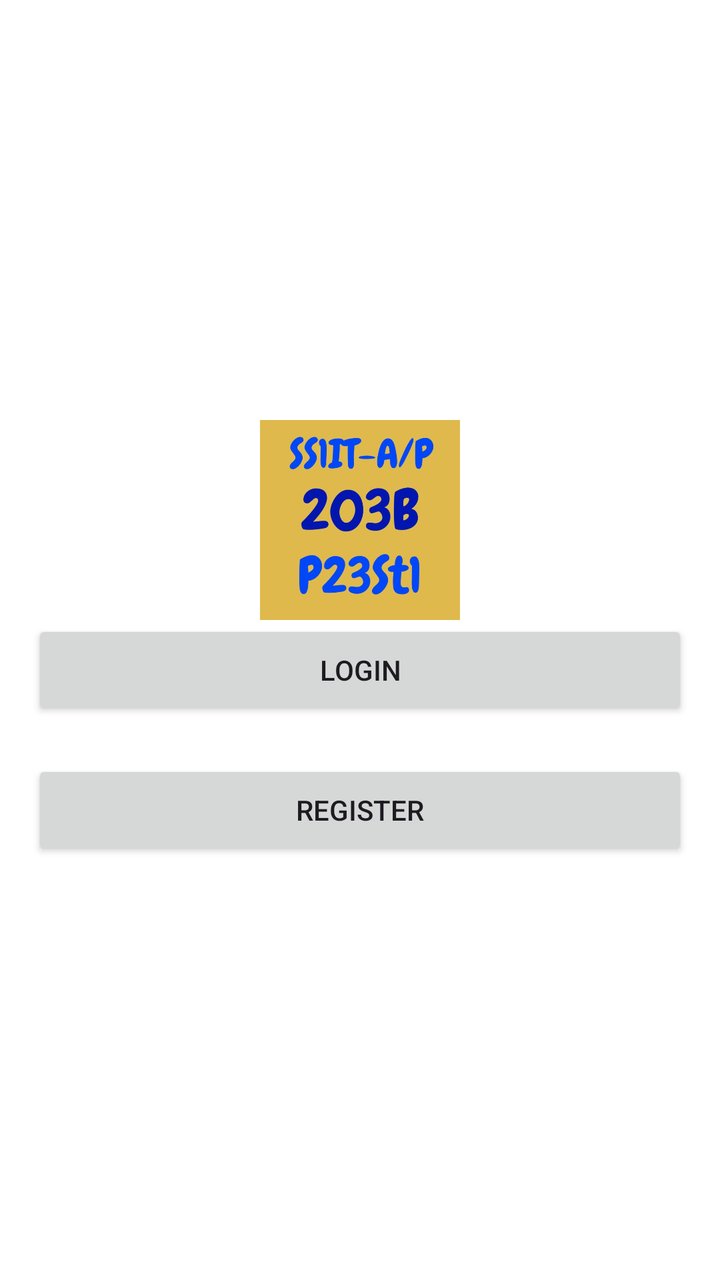
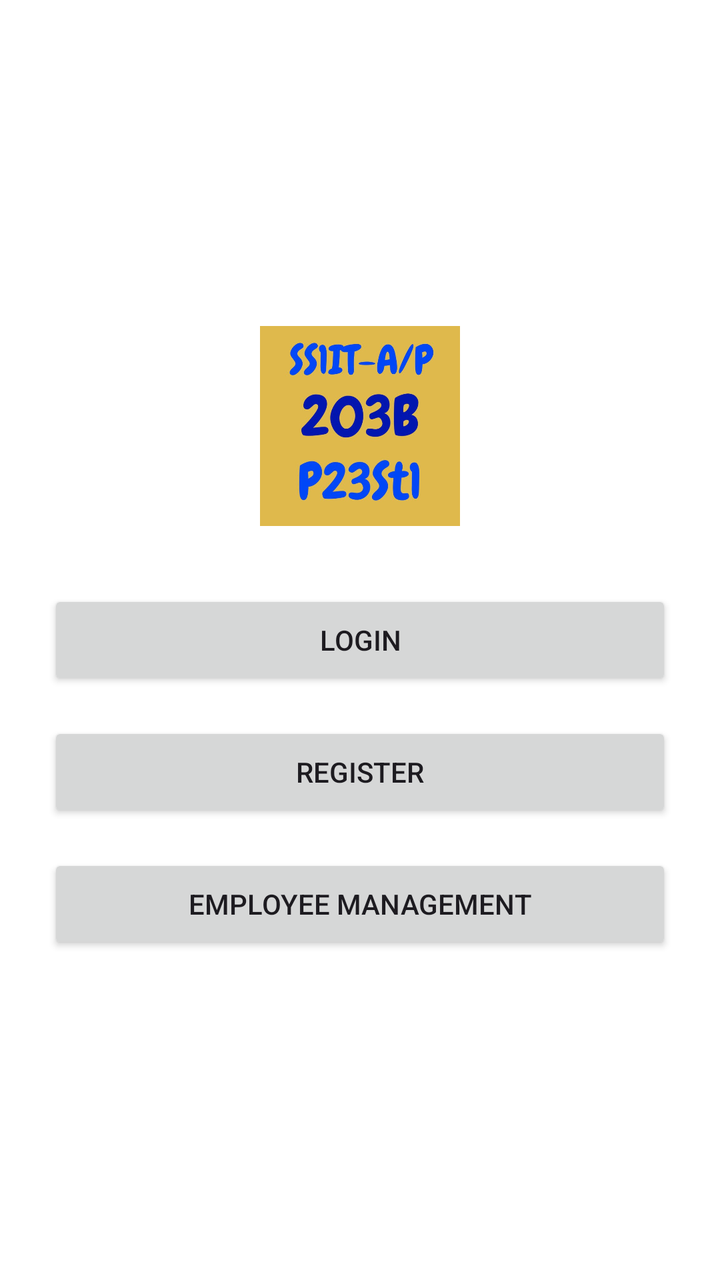

Before-and-after screenshots of an Android layout around one commit, followed by the original layout XML and the change that was made.
<!-- AndroidManifest.xml: application theme Theme.FirstStartAndroid -->
<!-- res/layout/activity_main.xml -->
<?xml version="1.0" encoding="utf-8"?>
<LinearLayout xmlns:android="http://schemas.android.com/apk/res/android"
    xmlns:app="http://schemas.android.com/apk/res-auto"
    xmlns:tools="http://schemas.android.com/tools"
    android:id="@+id/main"
    android:layout_width="match_parent"
    android:layout_height="match_parent"
    android:orientation="vertical"
    android:gravity="center"
    android:background="#FFFFFF"
    tools:context=".MainActivity">
    <ImageView
        android:src="@drawable/ss1it"
        android:layout_width="100dp"
        android:layout_height="100dp"/>
    <Button
        android:id="@+id/btnLogin"
        android:layout_marginLeft="16dp"
        android:layout_marginRight="16dp"
        android:text="Login"
        android:layout_width="match_parent"
        android:layout_height="50dp"/>
    <Button
        android:id="@+id/btnRegister"
        android:layout_marginTop="20dp"
        android:layout_marginLeft="16dp"
        android:layout_marginRight="16dp"
        android:text="Register"
        android:layout_width="match_parent"
        android:layout_height="50dp"/>










</LinearLayout>
<!-- resources referenced by this layout -->
<resources>
  <!-- drawable ss1it: jpg bitmap (drawable, 46371 bytes) -->
  <style name="Theme.FirstStartAndroid" parent="Base.Theme.FirstStartAndroid" />
  <style name="Base.Theme.FirstStartAndroid" parent="Theme.Material3.DayNight.NoActionBar">
          
          
      </style>
</resources>

<!-- the commit's change to res/layout/activity_main.xml (unified diff, before → after) -->
@@ -7,35 +7,34 @@
     android:layout_height="match_parent"
     android:orientation="vertical"
     android:gravity="center"
+    android:padding="24dp"
     android:background="#FFFFFF"
     tools:context=".MainActivity">
+
     <ImageView
         android:src="@drawable/ss1it"
         android:layout_width="100dp"
-        android:layout_height="100dp"/>
+        android:layout_height="100dp"
+        android:layout_marginBottom="32dp"/>
+
     <Button
         android:id="@+id/btnLogin"
-        android:layout_marginLeft="16dp"
-        android:layout_marginRight="16dp"
+        android:layout_marginBottom="16dp"
         android:text="Login"
         android:layout_width="match_parent"
         android:layout_height="50dp"/>
+
     <Button
         android:id="@+id/btnRegister"
-        android:layout_marginTop="20dp"
-        android:layout_marginLeft="16dp"
-        android:layout_marginRight="16dp"
+        android:layout_marginBottom="16dp"
         android:text="Register"
         android:layout_width="match_parent"
         android:layout_height="50dp"/>
 
-
-
-
-
-
-
-
-
-
+    
+    <Button
+        android:id="@+id/btnGoToEmployee"
+        android:text="Employee Management"
+        android:layout_width="match_parent"
+        android:layout_height="50dp"/>
 </LinearLayout>
